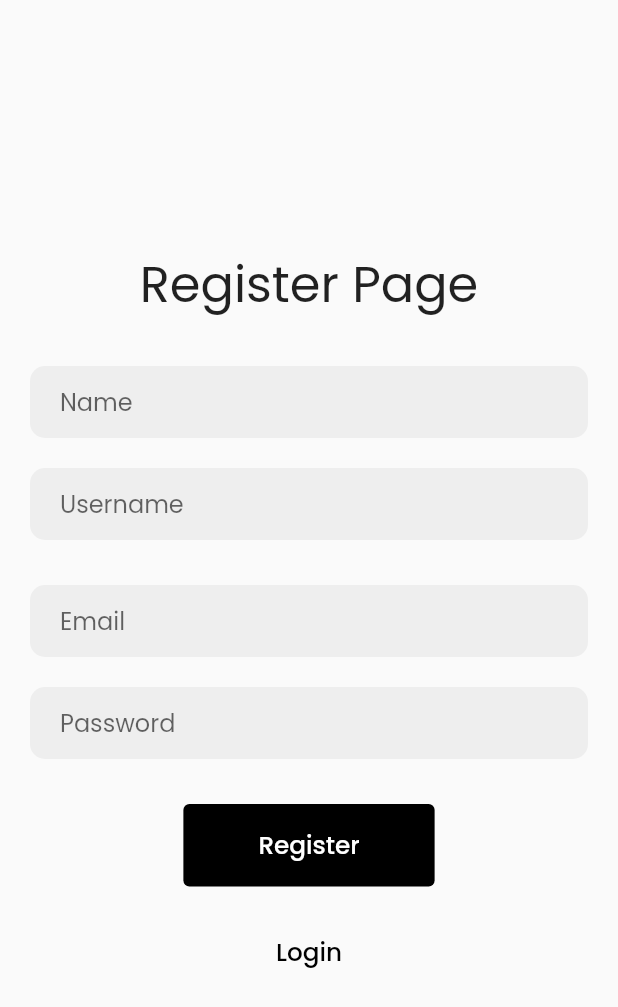
After one commit to Yoga0107/frontend_forumapp, a Flutter app: the screen it shows after launch, after a tap on "Register", on a phone screen of 412 x 824 dp. The commit adds this screen. Shown: the top 1007 px of the screen. Run offline on Flutter 3.47's test engine with Material 2 defaults, Android fonts, the phone set to English and light mode, and no system bars; our stand-ins replace get, google_fonts.

Commit message:
register page

```diff
--- /dev/null
+++ b/lib/constants/constants.dart
@@ -0,0 +1 @@
+String url = 'http://127.0.0.1:8000/';
--- /dev/null
+++ b/lib/controllers/authentication.dart
@@ -0,0 +1,35 @@
+import 'dart:convert';
+import 'package:flutter/material.dart';
+import 'package:frontend/constants/constants.dart';
+import 'package:get/get.dart';
+import 'package:http/http.dart' as http;
+
+class AuthenticationController extends GetxController {
+  final isLoading = false.obs;
+
+  Future register({
+    required String name,
+    required String username,
+    required String email,
+    required String password,
+  }) async {
+    var data = {
+      'name': name,
+      'username': username,
+      'email': email,
+      'password': password,
+    };
+    var response = await http.post(
+      Uri.parse('${url}register'),
+      headers: {
+        'Accept': 'application/json',
+      },
+      body: data,
+    );
+    if (response.statusCode == 200) {
+      debugPrint(json.decode(response.body));
+    } else {
+      return response.body;
+    }
+  }
+}
--- a/lib/main.dart
+++ b/lib/main.dart
@@ -1,5 +1,7 @@
 import 'package:flutter/material.dart';
 import 'package:frontend/views/login_page.dart';
+import 'package:frontend/views/register_page.dart';
+import 'package:get/get.dart';
 
 void main() {
   runApp(const MyApp());
@@ -11,7 +13,7 @@ class MyApp extends StatelessWidget {
   // This widget is the root of your application.
   @override
   Widget build(BuildContext context) {
-    return const MaterialApp(
+    return const GetMaterialApp(
       debugShowCheckedModeBanner: false,
       title: 'Forum Application',
       home: const LoginPage(),
--- a/lib/views/login_page.dart
+++ b/lib/views/login_page.dart
@@ -2,6 +2,8 @@ import 'package:flutter/material.dart';
 import 'package:google_fonts/google_fonts.dart';
 import './widgets/input_widget.dart';
 import 'package:google_fonts/google_fonts.dart';
+import 'package:frontend/views/register_page.dart';
+import 'package:get/get.dart';
 
 class LoginPage extends StatefulWidget {
   const LoginPage({super.key});
@@ -66,6 +68,17 @@ class _LoginPageState extends State<LoginPage> {
                   ),
                 ),
               ),
+              TextButton(
+                  onPressed: () {
+                    Get.to(() => const RegisterPage());
+                  },
+                  child: Text(
+                    'Register',
+                    style: GoogleFonts.poppins(
+                      fontSize: size * 0.040,
+                      color: Colors.black,
+                    ),
+                  ))
             ],
           ),
         ),
--- /dev/null
+++ b/lib/views/register_page.dart
@@ -0,0 +1,109 @@
+import 'package:flutter/material.dart';
+import 'package:frontend/views/login_page.dart';
+import 'package:get/get.dart';
+import 'package:google_fonts/google_fonts.dart';
+import './widgets/input_widget.dart';
+import 'package:google_fonts/google_fonts.dart';
+
+class RegisterPage extends StatefulWidget {
+  const RegisterPage({super.key});
+
+  @override
+  State<RegisterPage> createState() => _RegisterPageState();
+}
+
+class _RegisterPageState extends State<RegisterPage> {
+  final TextEditingController _emailController = TextEditingController();
+  final TextEditingController _passwordController = TextEditingController();
+  final TextEditingController _nameController = TextEditingController();
+  final TextEditingController _usernameController = TextEditingController();
+
+  @override
+  Widget build(BuildContext context) {
+    var size = MediaQuery.of(context).size.width;
+    return Scaffold(
+      body: Center(
+        child: Padding(
+            padding: const EdgeInsets.symmetric(
+              horizontal: 20.0,
+            ),
+            child: Column(
+              mainAxisAlignment: MainAxisAlignment.center,
+              children: [
+                Text(
+                  'Register Page',
+                  style: GoogleFonts.poppins(
+                    fontSize: size * 0.080,
+                  ),
+                ),
+                const SizedBox(
+                  height: 30,
+                ),
+                InputWidget(
+                  hintText: 'Name',
+                  obscureText: false,
+                  controller: _nameController,
+                ),
+                const SizedBox(
+                  height: 20,
+                ),
+                InputWidget(
+                  hintText: 'Username',
+                  obscureText: false,
+                  controller: _usernameController,
+                ),
+                const SizedBox(
+                  height: 30,
+                ),
+                InputWidget(
+                  hintText: 'Email',
+                  obscureText: false,
+                  controller: _emailController,
+                ),
+                const SizedBox(
+                  height: 20,
+                ),
+                InputWidget(
+                  hintText: 'Password',
+                  obscureText: true,
+                  controller: _passwordController,
+                ),
+                const SizedBox(
+                  height: 30,
+                ),
+                ElevatedButton(
+                  style: ElevatedButton.styleFrom(
+                    backgroundColor: Colors.black,
+                    elevation: 0,
+                    padding: const EdgeInsets.symmetric(
+                        horizontal: 50, vertical: 15),
+                  ),
+                  onPressed: () {},
+                  child: Text(
+                    'Register',
+                    style: GoogleFonts.poppins(
+                      fontSize: size * 0.040,
+                    ),
+                  ),
+                ),
+                const SizedBox(
+                  height: 20,
+                ),
+                TextButton(
+                  onPressed: () {
+                    Get.to(() => const LoginPage());
+                  },
+                  child: Text(
+                    'Login',
+                    style: GoogleFonts.poppins(
+                      fontSize: size * 0.040,
+                      color: Colors.black,
+                    ),
+                  ),
+                )
+              ],
+            )),
+      ),
+    );
+  }
+}
--- a/pubspec.yaml
+++ b/pubspec.yaml
@@ -36,6 +36,8 @@ dependencies:
   # Use with the CupertinoIcons class for iOS style icons.
   cupertino_icons: ^1.0.2
   google_fonts: ^4.0.4
+  get: ^4.6.5
+  http: ^0.13.6
 
 dev_dependencies:
   flutter_test:
```
Also changed, not shown: pubspec.lock.
